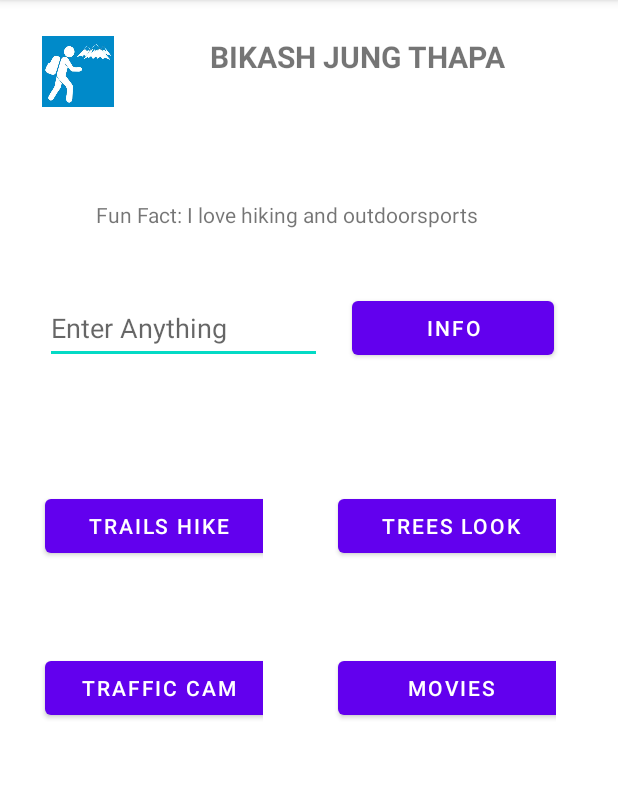
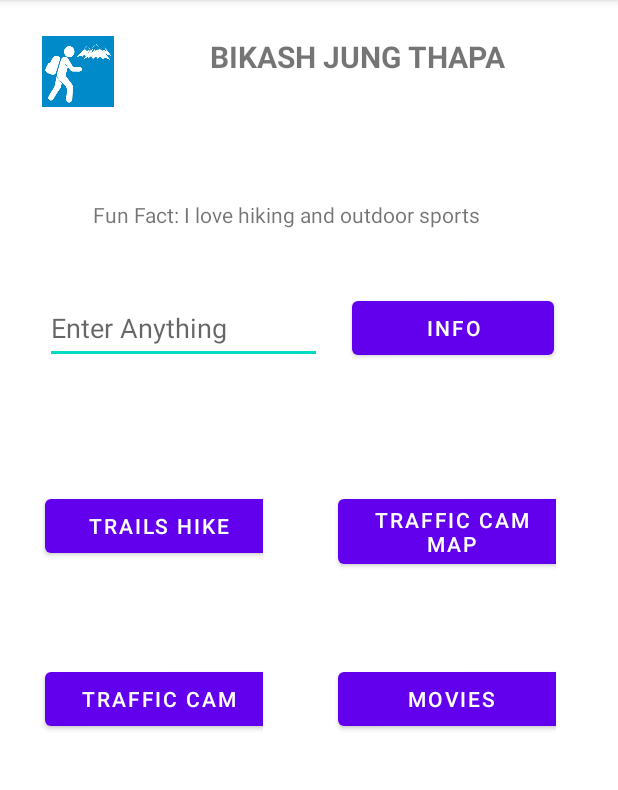
Before and after one commit to CodeSmartBiks/AD340-Mobile-App, an Android app: the screen it shows after launch (MainActivity), on a phone screen of 412 x 824 dp, the part 84-874 px from its top. Run offline under Robolectric (Android 15) with nearby library versions, the phone set to English and light mode, and no system bars.

Commit message:
Updated to 4.2 and added a new activity for traffic cam map

```diff
--- a/app/src/main/AndroidManifest.xml
+++ b/app/src/main/AndroidManifest.xml
@@ -13,6 +13,10 @@
         android:roundIcon="@mipmap/ic_launcher_round"
         android:supportsRtl="true"
         android:theme="@style/Theme.BiksApp">
+        <activity
+            android:name=".TrafficCamMap"
+            android:label="@string/labelTrafficCamMap"
+            android:parentActivityName=".MainActivity" />
         <activity
             android:name=".TrafficCameraActivity"
             android:label="@string/labelTrafficCam"
--- a/app/src/main/java/com/biksapp/MainActivity.java
+++ b/app/src/main/java/com/biksapp/MainActivity.java
@@ -17,7 +17,7 @@ import android.widget.Toast;
 
 public class MainActivity extends AppCompatActivity {
 
-    String[] btnStringArray = {"Trails Hike", "Trees Look", "Traffic Cam","Movies"};
+    String[] btnStringArray = {"Trails Hike", "Traffic Cam Map", "Traffic Cam","Movies"};
 
     @Override
     protected void onCreate(Bundle savedInstanceState) {
@@ -60,6 +60,8 @@ public class MainActivity extends AppCompatActivity {
 
         } else if (btn.getText() == "Traffic Cam") {
             startActivity(new Intent(MainActivity.this, TrafficCameraActivity.class));
+        } else if (btn.getText() == "Traffic Cam Map") {
+            startActivity(new Intent(MainActivity.this, TrafficCamMap.class));
         } else {
             Toast.makeText(getApplicationContext(), btn.getText(), Toast.LENGTH_SHORT).show();
         }
--- a/app/src/main/res/values/strings.xml
+++ b/app/src/main/res/values/strings.xml
@@ -2,12 +2,13 @@
     <string name="app_name">THIS IS YOUR APP</string>
 
     <string name="name">Bikash Jung Thapa</string>
-    <string name="Header">Fun Fact: I love hiking and outdoorsports</string>
+    <string name="Header">Fun Fact: I love hiking and outdoor sports</string>
     <string name="enter">Enter Anything</string>
     <string name="info_button">Info</string>
     <string name="labelMovies">Movies</string>
     <string name="labelMoviesDetails">Movies Details</string>
     <string name="labelTrafficCam">Traffic Cameras</string>
+    <string name="labelTrafficCamMap">Traffic Cameras Map</string>
     <string name="menuList">MenuList</string>
     <string name="cameras">Cameras</string>
     <string name="SeattleCameras">Seattle Traffic Cameras</string>
--- a/build.gradle
+++ b/build.gradle
@@ -8,7 +8,7 @@ buildscript {
         jcenter()
     }
     dependencies {
-        classpath "com.android.tools.build:gradle:4.1.3"
+        classpath 'com.android.tools.build:gradle:4.2.0'
         classpath "org.jetbrains.kotlin:kotlin-gradle-plugin:$kotlin_version"
 
         // NOTE: Do not place your application dependencies here; they belong
```
Also changed, not shown: app/src/main/java/com/biksapp/TrafficCamMap.java (added, +25 -0 lines), app/src/main/res/layout/activity_traffic_cam_map.xml (added, +9 -0 lines), gradle/wrapper/gradle-wrapper.properties.
